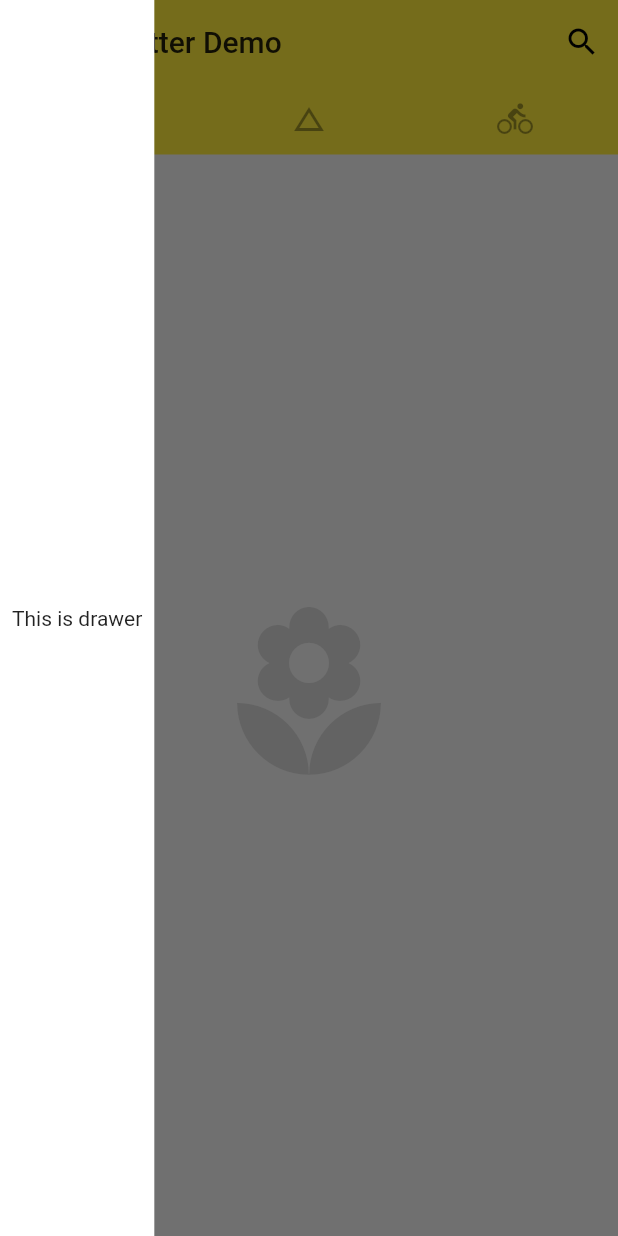
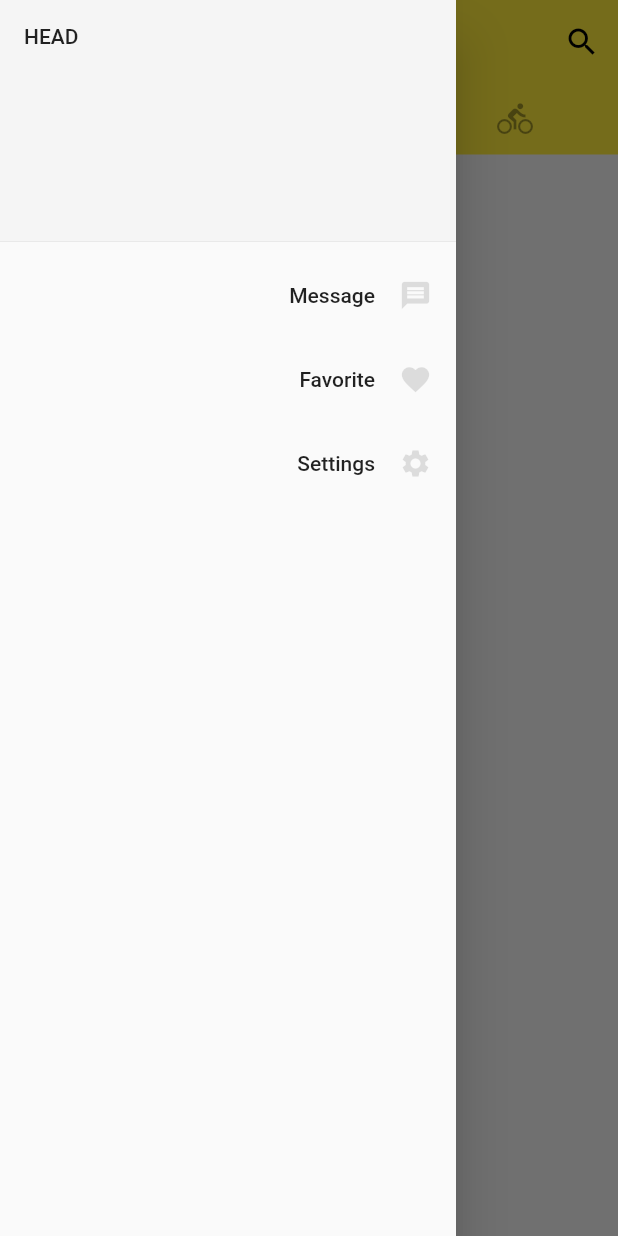
Before and after one commit to Bleach6785/flutter_demo, a Flutter app: the screen it shows after launch, with the side drawer open, on a phone screen of 412 x 824 dp. Run offline on Flutter 3.47's test engine with Material 2 defaults, Android fonts, the phone set to English and light mode, and no system bars.

Commit message:
在抽屜中使用ListView、DrawerHeader、ListTile

```diff
--- a/lib/main.dart
+++ b/lib/main.dart
@@ -71,13 +71,49 @@ class Home extends StatelessWidget {
             ),
           ],
         ),
-        drawer: Container(
-          color: Colors.white,
-          padding: EdgeInsets.all(8.0),
-          child: Column(
-            mainAxisAlignment: MainAxisAlignment.center,
+        drawer: Drawer(
+          child: ListView(
+            padding: EdgeInsets.zero,
             children: [
-              Text('This is drawer'),
+              DrawerHeader(
+                child: Text('head'.toUpperCase()),
+                decoration: BoxDecoration(
+                  color: Colors.grey[100],
+                ),
+              ),
+              ListTile(
+                title: Text(
+                  'Message',
+                  textAlign: TextAlign.right,
+                ),
+                trailing: Icon(
+                  Icons.message,
+                  color: Colors.black12,
+                  size: 22.0,
+                ),
+              ),
+              ListTile(
+                title: Text(
+                  'Favorite',
+                  textAlign: TextAlign.right,
+                ),
+                trailing: Icon(
+                  Icons.favorite,
+                  color: Colors.black12,
+                  size: 22.0,
+                ),
+              ),
+              ListTile(
+                title: Text(
+                  'Settings',
+                  textAlign: TextAlign.right,
+                ),
+                trailing: Icon(
+                  Icons.settings,
+                  color: Colors.black12,
+                  size: 22.0,
+                ),
+              ),
             ],
           ),
         ),
```
